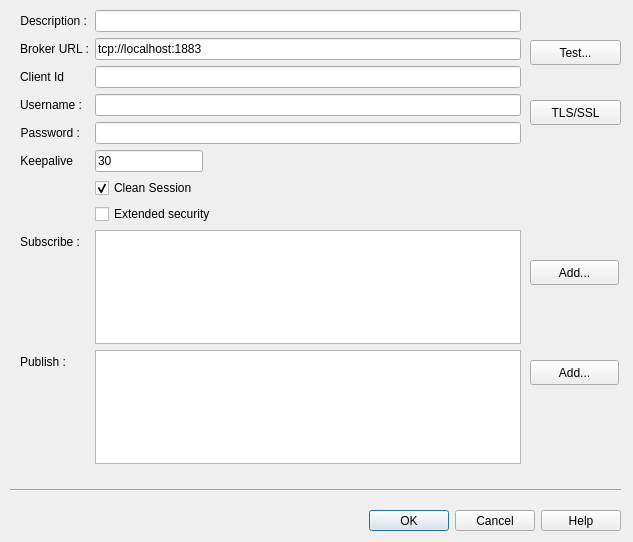
Before: the Qt Designer form src/cdlgconnsettingsmqtt.ui in grodansparadis/vscp-works-qt, drawn with Qt 5.
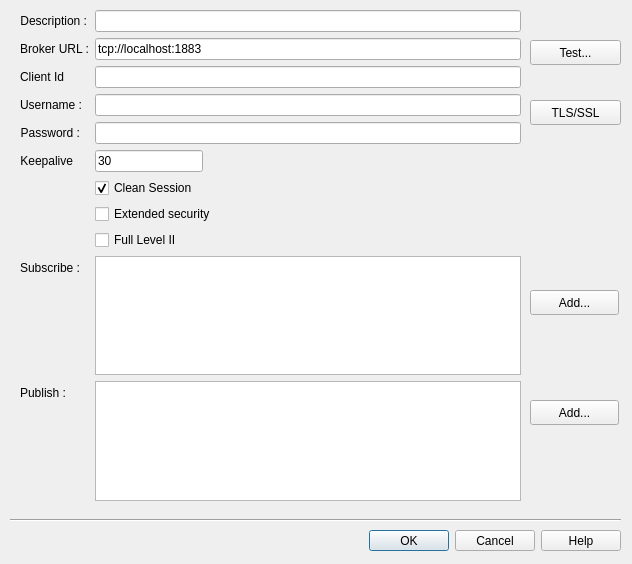
After: the same form once the commit is applied. Icons and pictures are not drawn.

Diff of the .ui file:
```diff
--- a/src/cdlgconnsettingsmqtt.ui
+++ b/src/cdlgconnsettingsmqtt.ui
@@ -6,8 +6,8 @@
    <rect>
     <x>0</x>
     <y>0</y>
-    <width>633</width>
-    <height>542</height>
+    <width>632</width>
+    <height>564</height>
    </rect>
   </property>
   <property name="baseSize">
@@ -27,7 +27,7 @@
    <property name="geometry">
     <rect>
      <x>10</x>
-     <y>510</y>
+     <y>530</y>
      <width>611</width>
      <height>21</height>
     </rect>
@@ -48,7 +48,7 @@
      <x>20</x>
      <y>10</y>
      <width>501</width>
-     <height>454</height>
+     <height>491</height>
     </rect>
    </property>
    <layout class="QFormLayout" name="formLayout">
@@ -222,7 +222,7 @@
       </property>
      </widget>
     </item>
-    <item row="8" column="0">
+    <item row="9" column="0">
      <widget class="QLabel" name="label_5">
       <property name="text">
        <string>Subscribe :</string>
@@ -235,7 +235,7 @@
       </property>
      </widget>
     </item>
-    <item row="8" column="1">
+    <item row="9" column="1">
      <widget class="QListWidget" name="listSubscribe">
       <property name="contextMenuPolicy">
        <enum>Qt::CustomContextMenu</enum>
@@ -248,7 +248,7 @@
       </property>
      </widget>
     </item>
-    <item row="9" column="0">
+    <item row="10" column="0">
      <widget class="QLabel" name="label_6">
       <property name="text">
        <string>Publish :</string>
@@ -261,7 +261,7 @@
       </property>
      </widget>
     </item>
-    <item row="9" column="1">
+    <item row="10" column="1">
      <widget class="QListWidget" name="listPublish">
       <property name="contextMenuPolicy">
        <enum>Qt::CustomContextMenu</enum>
@@ -274,6 +274,16 @@
       </property>
      </widget>
     </item>
+    <item row="8" column="1">
+     <widget class="QCheckBox" name="chkFullLevel2">
+      <property name="toolTip">
+       <string>Handle as full Level II interface</string>
+      </property>
+      <property name="text">
+       <string>Full Level II</string>
+      </property>
+     </widget>
+    </item>
    </layout>
   </widget>
   <widget class="QPushButton" name="btnTestConnection">
@@ -312,7 +322,7 @@
    <property name="geometry">
     <rect>
      <x>530</x>
-     <y>360</y>
+     <y>400</y>
      <width>89</width>
      <height>25</height>
     </rect>
@@ -328,7 +338,7 @@
    <property name="geometry">
     <rect>
      <x>530</x>
-     <y>260</y>
+     <y>290</y>
      <width>89</width>
      <height>25</height>
     </rect>
@@ -344,7 +354,7 @@
    <property name="geometry">
     <rect>
      <x>10</x>
-     <y>480</y>
+     <y>510</y>
      <width>611</width>
      <height>20</height>
     </rect>
```
